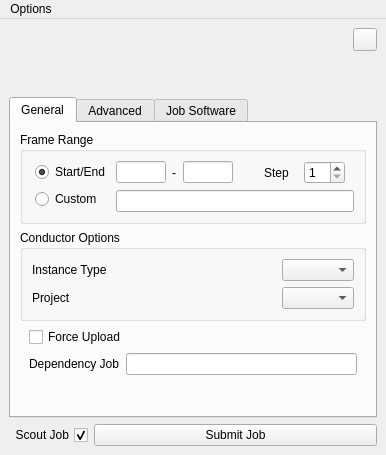
The window that conductor/resources/submitter.ui (AtomicConductor/conductor_client) describes before a commit, drawn with Qt 5.
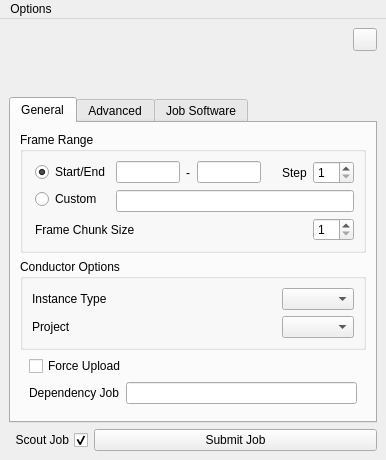
The same window after the commit. Icons and pictures are not drawn.

Commit message:
[BREAKING CHANGE ]Added frame chunking feature
- This change must be paired with its AE/EE changes (changes to how command args are constructed)

```diff
--- a/conductor/resources/submitter.ui
+++ b/conductor/resources/submitter.ui
@@ -323,12 +323,6 @@
                         <height>0</height>
                        </size>
                       </property>
-                      <property name="maximumSize">
-                       <size>
-                        <width>50</width>
-                        <height>16777215</height>
-                       </size>
-                      </property>
                       <property name="text">
                        <string/>
                       </property>
@@ -373,12 +367,6 @@
                         <height>0</height>
                        </size>
                       </property>
-                      <property name="maximumSize">
-                       <size>
-                        <width>50</width>
-                        <height>16777215</height>
-                       </size>
-                      </property>
                       <property name="text">
                        <string/>
                       </property>
@@ -425,6 +413,75 @@
              </layout>
             </widget>
            </item>
+           <item>
+            <widget class="QWidget" name="widget_12" native="true">
+             <layout class="QVBoxLayout" name="verticalLayout_15">
+              <property name="margin">
+               <number>0</number>
+              </property>
+              <item>
+               <widget class="QWidget" name="widget_13" native="true">
+                <layout class="QHBoxLayout" name="horizontalLayout_9">
+                 <property name="margin">
+                  <number>0</number>
+                 </property>
+                 <item>
+                  <widget class="QLabel" name="label_10">
+                   <property name="sizePolicy">
+                    <sizepolicy hsizetype="Maximum" vsizetype="Preferred">
+                     <horstretch>0</horstretch>
+                     <verstretch>0</verstretch>
+                    </sizepolicy>
+                   </property>
+                   <property name="text">
+                    <string>Frame Chunk Size</string>
+                   </property>
+                  </widget>
+                 </item>
+                 <item>
+                  <spacer name="horizontalSpacer">
+                   <property name="orientation">
+                    <enum>Qt::Horizontal</enum>
+                   </property>
+                   <property name="sizeHint" stdset="0">
+                    <size>
+                     <width>40</width>
+                     <height>20</height>
+                    </size>
+                   </property>
+                  </spacer>
+                 </item>
+                 <item>
+                  <widget class="QSpinBox" name="ui_chunk_size_spnbx">
+                   <property name="sizePolicy">
+                    <sizepolicy hsizetype="Maximum" vsizetype="Fixed">
+                     <horstretch>0</horstretch>
+                     <verstretch>0</verstretch>
+                    </sizepolicy>
+                   </property>
+                   <property name="layoutDirection">
+                    <enum>Qt::LeftToRight</enum>
+                   </property>
+                   <property name="minimum">
+                    <number>1</number>
+                   </property>
+                   <property name="maximum">
+                    <number>99</number>
+                   </property>
+                   <property name="value">
+                    <number>1</number>
+                   </property>
+                   <property name="isFileUserPref" stdset="0">
+                    <bool>true</bool>
+                   </property>
+                  </widget>
+                 </item>
+                </layout>
+               </widget>
+              </item>
+             </layout>
+            </widget>
+           </item>
           </layout>
          </widget>
         </item>
```
The commit also changes 5 other files.
